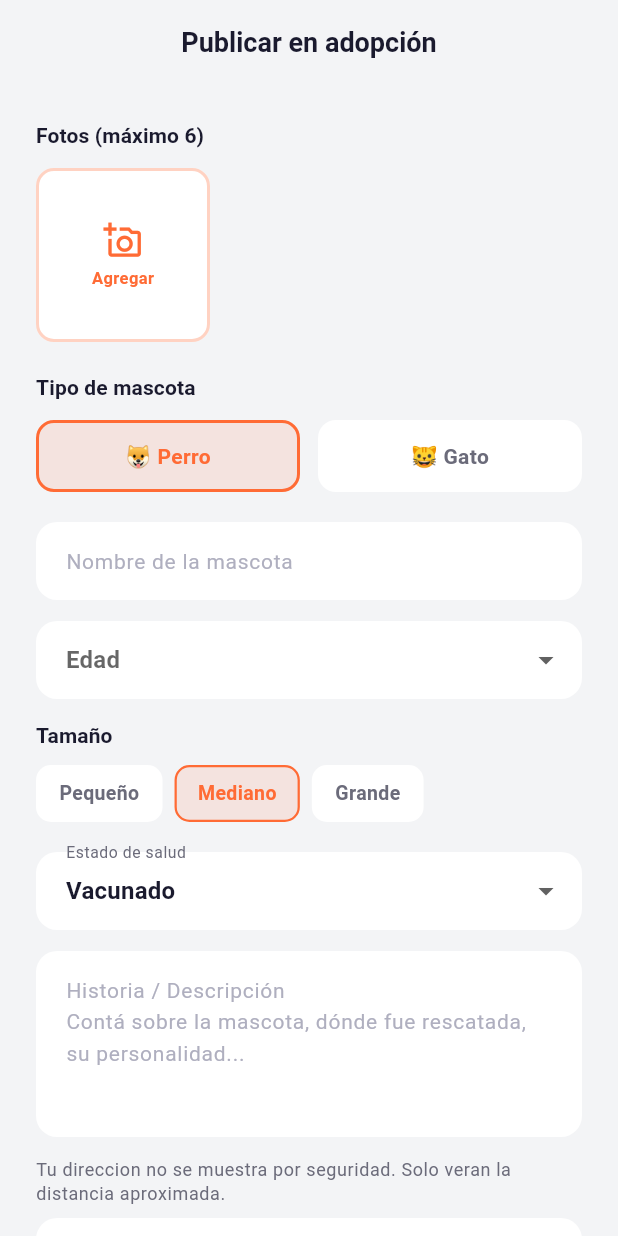
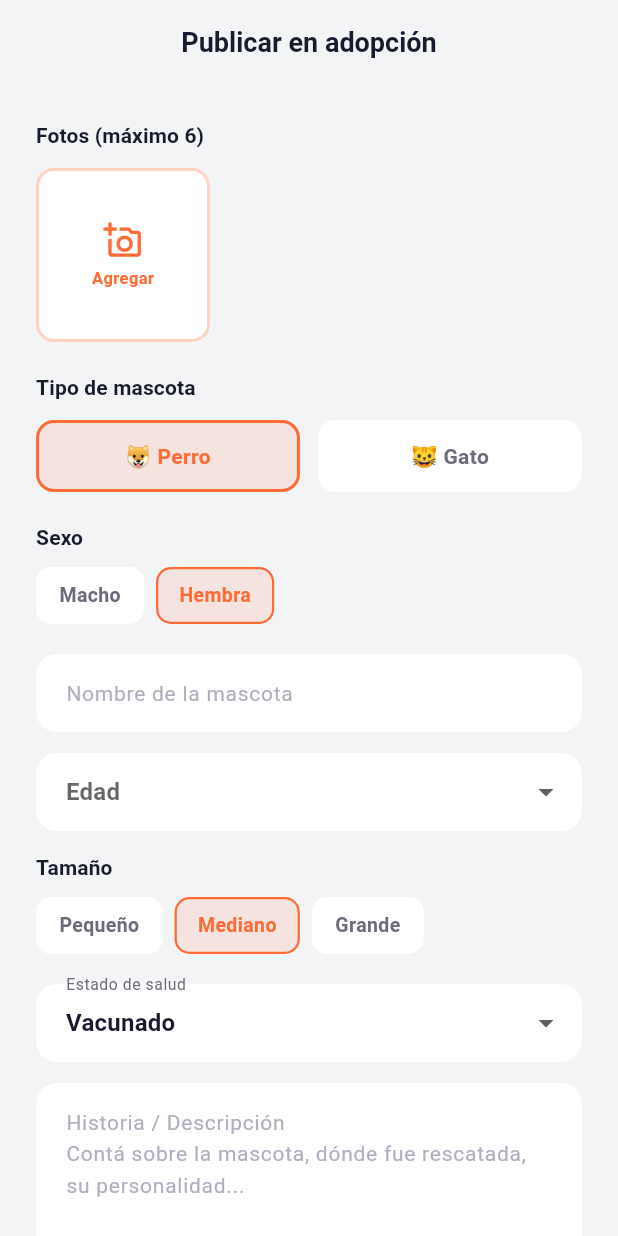
Before and after one commit to NahunMenem/petmatchapp, a Flutter app: the PublishAdoptionScreen screen opened by its route, on a phone screen of 412 x 824 dp. Run offline on Flutter 3.47's test engine with Material 3 defaults, Android fonts, the phone set to English and light mode, and no system bars; our stand-ins replace awesome_snackbar_content, badges, cached_network_image, dio, firebase_core, firebase_messaging and 13 more; accounts and stored records are empty; network calls fail; Roboto replaces fonts that are missing (Nunito).

Commit message:
feat: add adoption sex field and filters

```diff
--- a/lib/models/adoption_model.dart
+++ b/lib/models/adoption_model.dart
@@ -9,6 +9,7 @@ class AdoptionModel {
   final String type; // 'dog' | 'cat'
   final String age;
   final String? breed;
+  final String? sex; // 'male' | 'female'
   final String size;
   final String healthStatus;
   final String description;
@@ -30,6 +31,7 @@ class AdoptionModel {
     required this.type,
     required this.age,
     this.breed,
+    this.sex,
     required this.size,
     required this.healthStatus,
     required this.description,
@@ -68,6 +70,12 @@ class AdoptionModel {
 
   String get typeLabel => type == 'dog' ? 'Perro' : 'Gato';
 
+  String get sexLabel {
+    if (sex == 'male') return 'Macho';
+    if (sex == 'female') return 'Hembra';
+    return 'Sexo no indicado';
+  }
+
   factory AdoptionModel.fromJson(Map<String, dynamic> json) {
     AdoptionStatus parseStatus(String s) {
       switch (s) {
@@ -89,6 +97,7 @@ class AdoptionModel {
       type: json['type'] as String,
       age: json['age'] as String,
       breed: json['breed'] as String?,
+      sex: json['sex'] as String?,
       size: json['size'] as String,
       healthStatus: json['health_status'] as String,
       description: json['description'] as String,
@@ -112,6 +121,7 @@ class AdoptionModel {
         'type': type,
         'age': age,
         'breed': breed,
+        'sex': sex,
         'size': size,
         'health_status': healthStatus,
         'description': description,
--- a/lib/providers/adoption_provider.dart
+++ b/lib/providers/adoption_provider.dart
@@ -9,24 +9,29 @@ class AdoptionFilters {
   final String? type; // 'dog' | 'cat' | null = all
   final int maxDistanceKm;
   final String? size;
+  final String? sex;
 
   const AdoptionFilters({
     this.type,
     this.maxDistanceKm = 15,
     this.size,
+    this.sex,
   });
 
   AdoptionFilters copyWith({
     String? type,
     int? maxDistanceKm,
     String? size,
+    String? sex,
     bool clearType = false,
     bool clearSize = false,
+    bool clearSex = false,
   }) {
     return AdoptionFilters(
       type: clearType ? null : (type ?? this.type),
       maxDistanceKm: maxDistanceKm ?? this.maxDistanceKm,
       size: clearSize ? null : (size ?? this.size),
+      sex: clearSex ? null : (sex ?? this.sex),
     );
   }
 }
@@ -55,6 +60,7 @@ final adoptionsProvider = FutureProvider<List<AdoptionModel>>((ref) async {
     type: filters.type,
     maxDistanceKm: filters.maxDistanceKm,
     size: filters.size,
+    sex: filters.sex,
     latitude: location?.latitude,
     longitude: location?.longitude,
   );
--- a/lib/screens/adoption/publish_adoption_screen.dart
+++ b/lib/screens/adoption/publish_adoption_screen.dart
@@ -30,6 +30,7 @@ class _PublishAdoptionScreenState extends ConsumerState<PublishAdoptionScreen> {
   final _placesService = GooglePlacesService();
 
   String _type = 'dog';
+  String _sex = 'female';
   String? _age;
   String _size = 'medium';
   String _healthStatus = 'Vacunado';
@@ -217,6 +218,7 @@ class _PublishAdoptionScreenState extends ConsumerState<PublishAdoptionScreen> {
       await service.publishAdoption({
         'name': _nameCtrl.text.trim(),
         'type': _type,
+        'sex': _sex,
         'age': _age,
         'size': _size,
         'health_status': _healthStatus,
@@ -306,6 +308,25 @@ class _PublishAdoptionScreenState extends ConsumerState<PublishAdoptionScreen> {
                   label: '🐱 Gato',
                   selected: _type == 'cat',
                   onTap: () => setState(() => _type = 'cat'),
+                ),
+              ],
+            ),
+            const SizedBox(height: 20),
+
+            Text('Sexo', style: Theme.of(context).textTheme.titleSmall),
+            const SizedBox(height: 10),
+            Row(
+              children: [
+                _SizeButton(
+                  label: 'Macho',
+                  selected: _sex == 'male',
+                  onTap: () => setState(() => _sex = 'male'),
+                ),
+                const SizedBox(width: 8),
+                _SizeButton(
+                  label: 'Hembra',
+                  selected: _sex == 'female',
+                  onTap: () => setState(() => _sex = 'female'),
                 ),
               ],
             ),
--- a/lib/services/adoption_service.dart
+++ b/lib/services/adoption_service.dart
@@ -9,6 +9,7 @@ class AdoptionService {
     String? type,
     int? maxDistanceKm,
     String? size,
+    String? sex,
     double? latitude,
     double? longitude,
     int page = 1,
@@ -19,6 +20,7 @@ class AdoptionService {
         if (type != null) 'type': type,
         if (maxDistanceKm != null) 'max_distance': maxDistanceKm,
         if (size != null) 'size': size,
+        if (sex != null) 'sex': sex,
         if (latitude != null) 'lat': latitude,
         if (longitude != null) 'lng': longitude,
         'page': page,
```
Also changed, not shown: lib/screens/adoption/adoption_screen.dart (+55 -6 lines).
